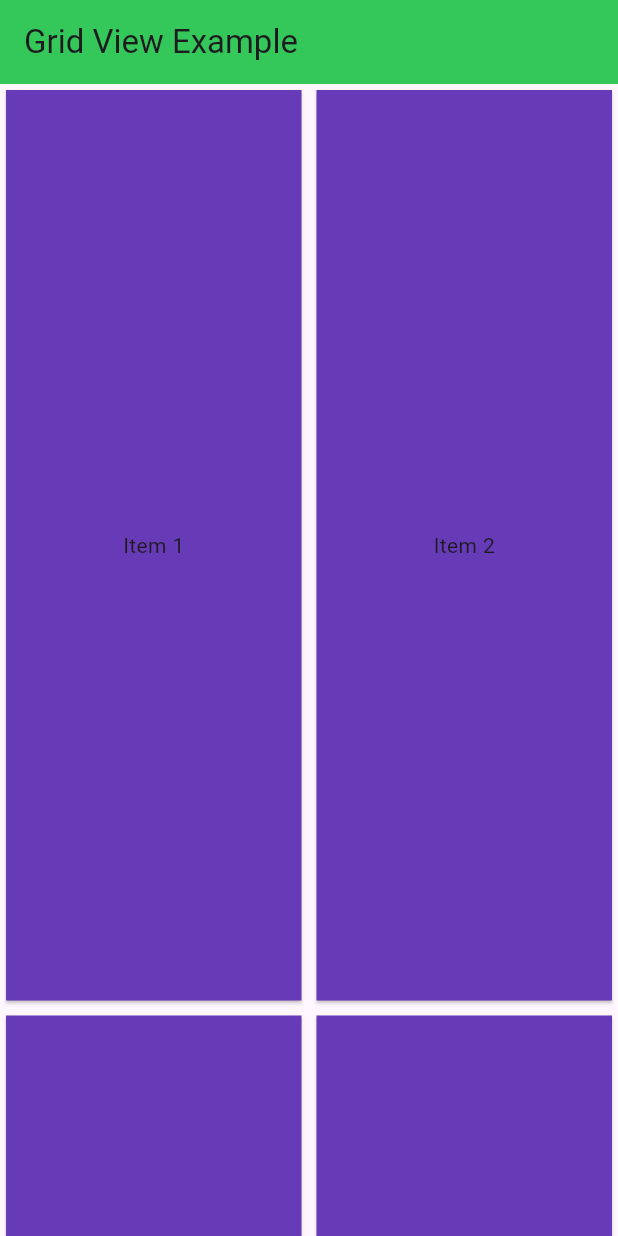
After one commit to chaitanya-kumar-dewangan/third-flutter, a Flutter app: the screen it shows after launch, on a phone screen of 412 x 824 dp. The commit adds this screen. Run offline on Flutter 3.47's test engine with Material 3 defaults, Android fonts, the phone set to English and light mode, and no system bars.

Commit message:
GridView

```diff
--- /dev/null
+++ b/lib/GridViewExample.dart
@@ -0,0 +1,28 @@
+import 'package:flutter/cupertino.dart';
+import 'package:flutter/material.dart';
+
+class GridViewExample extends StatelessWidget {
+  const
+
+ GridViewExample({super.key});
+
+  @override
+  Widget build(BuildContext context) {
+  List<String> items = List.generate(100, (index) => 'Item ${index + 1}');
+  return Scaffold(
+  appBar: AppBar(title: Text('Grid View Example'),backgroundColor: CupertinoColors.activeGreen,),
+  body: GridView.builder(
+  gridDelegate: SliverGridDelegateWithFixedCrossAxisCount(
+  crossAxisCount: 2,
+  crossAxisSpacing: 2,
+  mainAxisSpacing: 2,
+  childAspectRatio: 1/3),
+  itemCount: items.length,
+  itemBuilder: (context, index) => Card(shape: RoundedRectangleBorder(),color: Colors.deepPurple,
+  child: Center(
+  child: Text(items[index]),
+  ),
+  )),
+  );
+  }
+}
--- a/lib/main.dart
+++ b/lib/main.dart
@@ -1,4 +1,5 @@
 import 'package:flutter/material.dart';
+import 'package:third/GridViewExample.dart';
 import 'package:third/list_view_example.dart';
 
 void main() {
@@ -11,7 +12,7 @@ class MyApp extends StatelessWidget {
   Widget build(BuildContext context) {
     return MaterialApp(
       debugShowCheckedModeBanner: false,
-      home: ListViewExample(),
+      home: GridViewExample(),
     );
   }
 }
```
